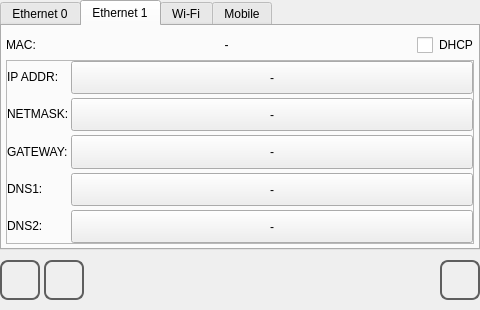
Before: the Qt Designer form qt_library/ATCMsystem/net_conf.ui in MECTsrl/mect_plugins, drawn with Qt 5.
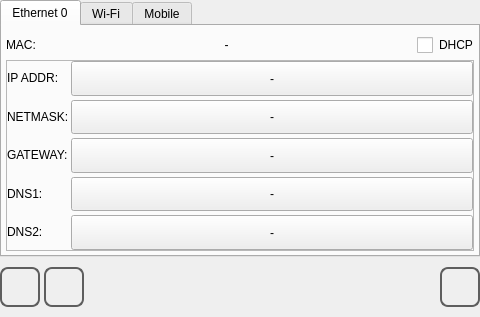
After: the same form once the commit is applied. The open tabs and pages were chosen to show the change. Icons and pictures are not drawn.

Commit message: Feature #507 Nuova pagina di libreria net_conf (W.I.P.)

Diff of the .ui file:
```diff
--- a/qt_library/ATCMsystem/net_conf.ui
+++ b/qt_library/ATCMsystem/net_conf.ui
@@ -7,7 +7,7 @@
     <x>0</x>
     <y>0</y>
     <width>480</width>
-    <height>310</height>
+    <height>317</height>
    </rect>
   </property>
   <property name="sizePolicy">
@@ -342,267 +342,6 @@
        </item>
       </layout>
      </widget>
-     <widget class="QWidget" name="tab_eth1">
-      <attribute name="title">
-       <string>Ethernet 1</string>
-      </attribute>
-      <layout class="QVBoxLayout" name="verticalLayout_3">
-       <property name="spacing">
-        <number>0</number>
-       </property>
-       <property name="margin">
-        <number>4</number>
-       </property>
-       <item>
-        <layout class="QHBoxLayout" name="horizontalLayout">
-         <property name="spacing">
-          <number>2</number>
-         </property>
-         <item>
-          <widget class="QLabel" name="label_eth1_MACtxt">
-           <property name="sizePolicy">
-            <sizepolicy hsizetype="Minimum" vsizetype="Fixed">
-             <horstretch>0</horstretch>
-             <verstretch>0</verstretch>
-            </sizepolicy>
-           </property>
-           <property name="focusPolicy">
-            <enum>Qt::NoFocus</enum>
-           </property>
-           <property name="text">
-            <string>MAC:</string>
-           </property>
-          </widget>
-         </item>
-         <item>
-          <widget class="QLabel" name="label_eth1_MAC">
-           <property name="sizePolicy">
-            <sizepolicy hsizetype="MinimumExpanding" vsizetype="Fixed">
-             <horstretch>0</horstretch>
-             <verstretch>0</verstretch>
-            </sizepolicy>
-           </property>
-           <property name="focusPolicy">
-            <enum>Qt::NoFocus</enum>
-           </property>
-           <property name="text">
-            <string>-</string>
-           </property>
-           <property name="alignment">
-            <set>Qt::AlignCenter</set>
-           </property>
-          </widget>
-         </item>
-         <item>
-          <widget class="QCheckBox" name="checkBox_eth1_DHCP">
-           <property name="sizePolicy">
-            <sizepolicy hsizetype="Fixed" vsizetype="Fixed">
-             <horstretch>0</horstretch>
-             <verstretch>0</verstretch>
-            </sizepolicy>
-           </property>
-           <property name="minimumSize">
-            <size>
-             <width>0</width>
-             <height>30</height>
-            </size>
-           </property>
-           <property name="focusPolicy">
-            <enum>Qt::NoFocus</enum>
-           </property>
-           <property name="text">
-            <string>DHCP</string>
-           </property>
-          </widget>
-         </item>
-        </layout>
-       </item>
-       <item>
-        <widget class="QFrame" name="frame_eth1">
-         <property name="focusPolicy">
-          <enum>Qt::NoFocus</enum>
-         </property>
-         <property name="frameShape">
-          <enum>QFrame::StyledPanel</enum>
-         </property>
-         <property name="frameShadow">
-          <enum>QFrame::Raised</enum>
-         </property>
-         <layout class="QGridLayout" name="gridLayout_2">
-          <property name="horizontalSpacing">
-           <number>2</number>
-          </property>
-          <property name="verticalSpacing">
-           <number>4</number>
-          </property>
-          <property name="margin">
-           <number>0</number>
-          </property>
-          <item row="5" column="1">
-           <widget class="QPushButton" name="pushButton_eth1_DNS2">
-            <property name="sizePolicy">
-             <sizepolicy hsizetype="MinimumExpanding" vsizetype="MinimumExpanding">
-              <horstretch>0</horstretch>
-              <verstretch>0</verstretch>
-             </sizepolicy>
-            </property>
-            <property name="focusPolicy">
-             <enum>Qt::NoFocus</enum>
-            </property>
-            <property name="text">
-             <string>-</string>
-            </property>
-           </widget>
-          </item>
-          <item row="4" column="0">
-           <widget class="QLabel" name="label_eth1_DNS1">
-            <property name="sizePolicy">
-             <sizepolicy hsizetype="Minimum" vsizetype="Fixed">
-              <horstretch>0</horstretch>
-              <verstretch>0</verstretch>
-             </sizepolicy>
-            </property>
-            <property name="focusPolicy">
-             <enum>Qt::NoFocus</enum>
-            </property>
-            <property name="text">
-             <string>DNS1:</string>
-            </property>
-           </widget>
-          </item>
-          <item row="1" column="1">
-           <widget class="QPushButton" name="pushButton_eth1_IP">
-            <property name="sizePolicy">
-             <sizepolicy hsizetype="MinimumExpanding" vsizetype="MinimumExpanding">
-              <horstretch>0</horstretch>
-              <verstretch>0</verstretch>
-             </sizepolicy>
-            </property>
-            <property name="focusPolicy">
-             <enum>Qt::NoFocus</enum>
-            </property>
-            <property name="text">
-             <string>-</string>
-            </property>
-           </widget>
-          </item>
-          <item row="4" column="1">
-           <widget class="QPushButton" name="pushButton_eth1_DNS1">
-            <property name="sizePolicy">
-             <sizepolicy hsizetype="MinimumExpanding" vsizetype="MinimumExpanding">
-              <horstretch>0</horstretch>
-              <verstretch>0</verstretch>
-             </sizepolicy>
-            </property>
-            <property name="focusPolicy">
-             <enum>Qt::NoFocus</enum>
-            </property>
-            <property name="text">
-             <string>-</string>
-            </property>
-           </widget>
-          </item>
-          <item row="3" column="0">
-           <widget class="QLabel" name="label_eth1_GW">
-            <property name="sizePolicy">
-             <sizepolicy hsizetype="Minimum" vsizetype="Fixed">
-              <horstretch>0</horstretch>
-              <verstretch>0</verstretch>
-             </sizepolicy>
-            </property>
-            <property name="focusPolicy">
-             <enum>Qt::NoFocus</enum>
-            </property>
-            <property name="text">
-             <string>GATEWAY:</string>
-            </property>
-           </widget>
-          </item>
-          <item row="5" column="0">
-           <widget class="QLabel" name="label_eth1_DNS2">
-            <property name="sizePolicy">
-             <sizepolicy hsizetype="Minimum" vsizetype="Fixed">
-              <horstretch>0</horstretch>
-              <verstretch>0</verstretch>
-             </sizepolicy>
-            </property>
-            <property name="focusPolicy">
-             <enum>Qt::NoFocus</enum>
-            </property>
-            <property name="text">
-             <string>DNS2:</string>
-            </property>
-           </widget>
-          </item>
-          <item row="1" column="0">
-           <widget class="QLabel" name="label_eth1_IP">
-            <property name="sizePolicy">
-             <sizepolicy hsizetype="Minimum" vsizetype="Fixed">
-              <horstretch>0</horstretch>
-              <verstretch>0</verstretch>
-             </sizepolicy>
-            </property>
-            <property name="focusPolicy">
-             <enum>Qt::NoFocus</enum>
-            </property>
-            <property name="text">
-             <string>IP ADDR:</string>
-            </property>
-           </widget>
-          </item>
-          <item row="2" column="1">
-           <widget class="QPushButton" name="pushButton_eth1_NM">
-            <property name="sizePolicy">
-             <sizepolicy hsizetype="MinimumExpanding" vsizetype="MinimumExpanding">
-              <horstretch>0</horstretch>
-              <verstretch>0</verstretch>
-             </sizepolicy>
-            </property>
-            <property name="focusPolicy">
-             <enum>Qt::NoFocus</enum>
-            </property>
-            <property name="text">
-             <string>-</string>
-            </property>
-           </widget>
-          </item>
-          <item row="2" column="0">
-           <widget class="QLabel" name="label_eth1_NM">
-            <property name="sizePolicy">
-             <sizepolicy hsizetype="Minimum" vsizetype="Fixed">
-              <horstretch>0</horstretch>
-              <verstretch>0</verstretch>
-             </sizepolicy>
-            </property>
-            <property name="focusPolicy">
-             <enum>Qt::NoFocus</enum>
-            </property>
-            <property name="text">
-             <string>NETMASK:</string>
-            </property>
-           </widget>
-          </item>
-          <item row="3" column="1">
-           <widget class="QPushButton" name="pushButton_eth1_GW">
-            <property name="sizePolicy">
-             <sizepolicy hsizetype="MinimumExpanding" vsizetype="MinimumExpanding">
-              <horstretch>0</horstretch>
-              <verstretch>0</verstretch>
-             </sizepolicy>
-            </property>
-            <property name="focusPolicy">
-             <enum>Qt::NoFocus</enum>
-            </property>
-            <property name="text">
-             <string>-</string>
-            </property>
-           </widget>
-          </item>
-         </layout>
-        </widget>
-       </item>
-      </layout>
-     </widget>
      <widget class="QWidget" name="tab_wlan0">
       <attribute name="title">
        <string>Wi-Fi</string>
```
The commit also changes 4 other files.
